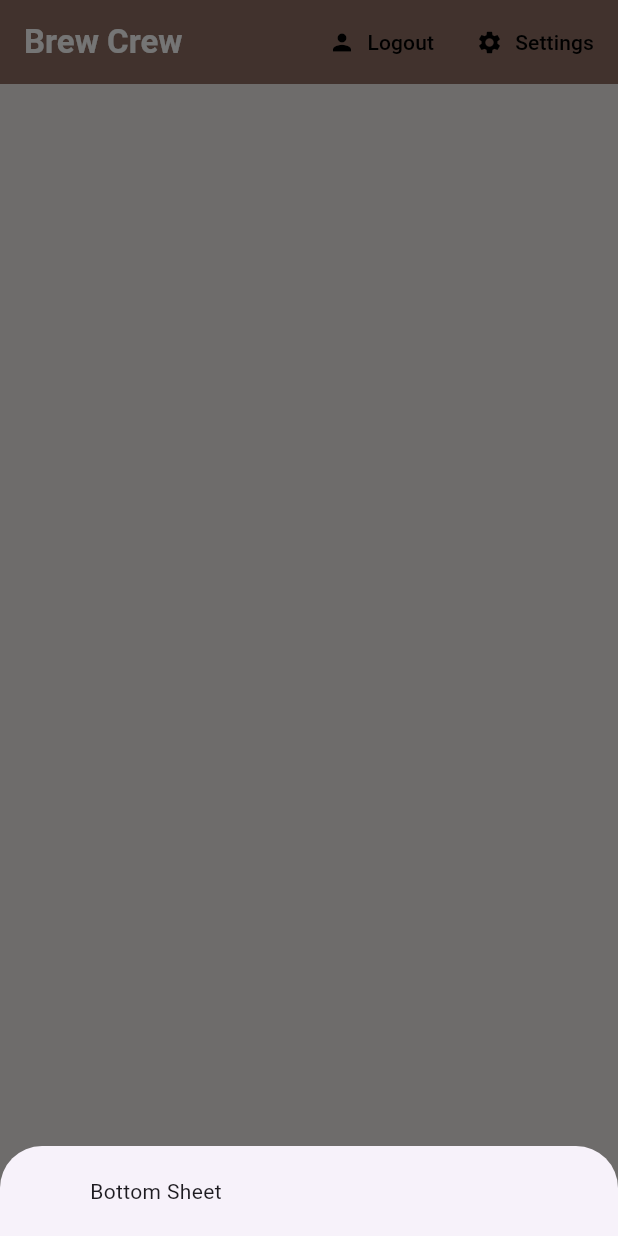
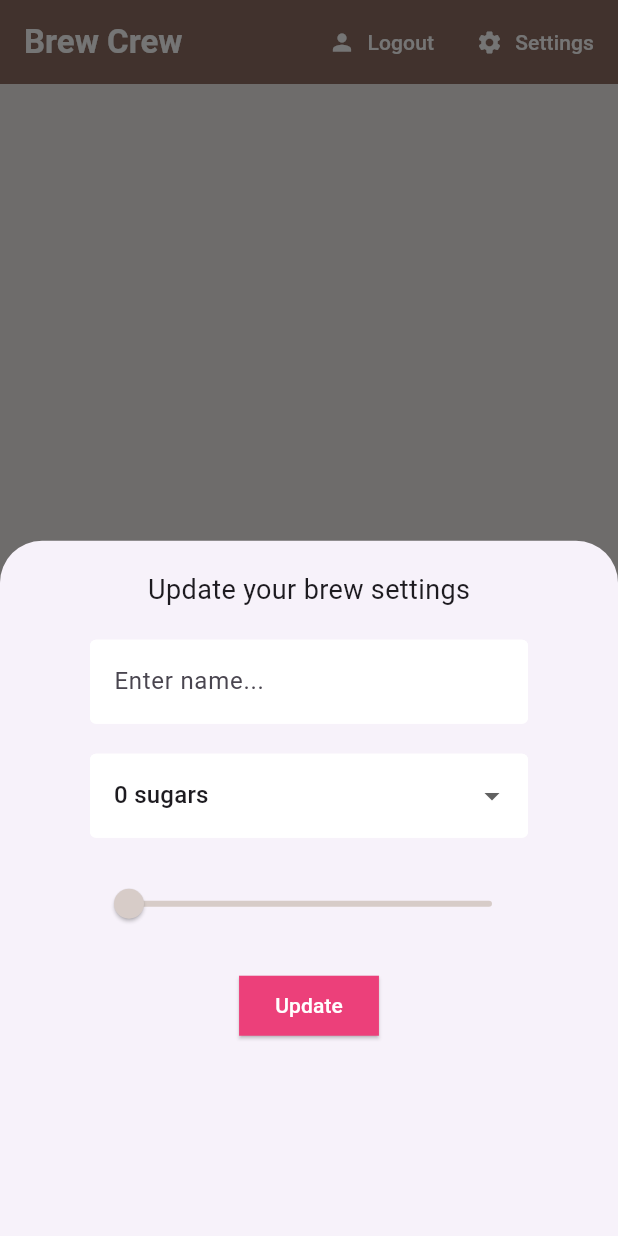
Before and after one commit to FlackCode/FlutterFirebaseLearning, a Flutter app: the screen it shows once a user with an empty profile is signed in, after a tap on "Settings", on a phone screen of 412 x 824 dp. Run offline on Flutter 3.47's test engine with Material 3 defaults, Android fonts, the phone set to English and light mode, and no system bars; our stand-ins replace cloud_firestore, firebase_auth, firebase_core, flutter_spinkit; accounts and stored records are empty.

Commit message:
Finished the settings UI

```diff
--- a/lib/main.dart
+++ b/lib/main.dart
@@ -28,7 +28,7 @@ class MyApp extends StatelessWidget {
     return StreamProvider<MyUser?>.value(
       initialData: null,
       value: AuthService().user,
-      child: MaterialApp(
+      child: const MaterialApp(
         debugShowCheckedModeBanner: false,
         home: Wrapper(),
       ),
--- a/lib/screens/home/home.dart
+++ b/lib/screens/home/home.dart
@@ -1,6 +1,7 @@
 import 'package:cloud_firestore/cloud_firestore.dart';
 import 'package:firebasetest/models/brew.dart';
 import 'package:firebasetest/screens/home/brew_list.dart';
+import 'package:firebasetest/screens/home/settings_form.dart';
 import 'package:firebasetest/services/auth.dart';
 import 'package:firebasetest/services/database.dart';
 import 'package:firebasetest/shared/loading.dart';
@@ -20,10 +21,9 @@ class Home extends StatelessWidget {
           constraints: const BoxConstraints(minWidth: 700),
           builder: (context) {
             return Container(
-              padding:
-                  const EdgeInsets.symmetric(vertical: 20.0, horizontal: 60.0),
-              child: const Text('Bottom Sheet'),
-            );
+                padding: const EdgeInsets.symmetric(
+                    vertical: 20.0, horizontal: 60.0),
+                child: SettingsForm());
           });
     }
 
@@ -46,17 +46,17 @@ class Home extends StatelessWidget {
                 },
                 label: const Text(
                   'Logout',
-                  style: TextStyle(color: Colors.black),
+                  style: TextStyle(color: Colors.white),
                 ),
-                icon: const Icon(Icons.person, color: Colors.black),
+                icon: const Icon(Icons.person, color: Colors.white),
               ),
               TextButton.icon(
                 onPressed: showSettingsPanel,
                 label: const Text('Settings',
-                    style: TextStyle(color: Colors.black)),
+                    style: TextStyle(color: Colors.white)),
                 icon: const Icon(
                   Icons.settings,
-                  color: Colors.black,
+                  color: Colors.white,
                 ),
               )
             ],
--- /dev/null
+++ b/lib/screens/home/settings_form.dart
@@ -0,0 +1,88 @@
+import 'package:firebasetest/shared/constants.dart';
+import 'package:flutter/material.dart';
+
+class SettingsForm extends StatefulWidget {
+  const SettingsForm({super.key});
+
+  @override
+  State<SettingsForm> createState() => _SettingsFormState();
+}
+
+class _SettingsFormState extends State<SettingsForm> {
+  final _formKey = GlobalKey<FormState>();
+  final List<String> sugars = ['0', '1', '2', '3', '4'];
+
+  String? _currentName;
+  String? _currentSugars;
+  int? _currentStrength;
+
+  @override
+  Widget build(BuildContext context) {
+    return Form(
+        key: _formKey,
+        child: Column(
+          children: [
+            const Text(
+              'Update your brew settings',
+              style: TextStyle(fontSize: 18),
+            ),
+            const SizedBox(
+              height: 20,
+            ),
+            TextFormField(
+              decoration:
+                  textInputDecoration.copyWith(hintText: 'Enter name...'),
+              validator: (value) =>
+                  value!.isEmpty ? 'Please enter a name' : null,
+              onChanged: (value) => setState(() {
+                _currentName = value;
+              }),
+            ),
+            const SizedBox(
+              height: 20,
+            ),
+            DropdownButtonFormField(
+                decoration: textInputDecoration,
+                value: _currentSugars ?? '0',
+                items: sugars.map((sugar) {
+                  return DropdownMenuItem(
+                      value: sugar, child: Text('$sugar sugars'));
+                }).toList(),
+                onChanged: (value) => setState(() {
+                      _currentSugars = value;
+                    })),
+            const SizedBox(
+              height: 20,
+            ),
+            Slider(
+              inactiveColor: Colors.brown[_currentStrength ?? 100],
+              activeColor: Colors.brown[_currentStrength ?? 100],
+              value: (_currentStrength ?? 100).toDouble(),
+              onChanged: (value) => setState(() {
+                _currentStrength = value.round();
+              }),
+              min: 100,
+              max: 900,
+              divisions: 8,
+            ),
+            const SizedBox(
+              height: 20,
+            ),
+            ElevatedButton(
+                style: ButtonStyle(
+                  shape: WidgetStateProperty.all(RoundedRectangleBorder(
+                      borderRadius: BorderRadius.circular(0))),
+                  backgroundColor:
+                      WidgetStateProperty.all<Color?>(Colors.pink[400]),
+                ),
+                onPressed: () async {
+                  print('$_currentName\n$_currentSugars\n$_currentStrength');
+                },
+                child: const Text(
+                  'Update',
+                  style: TextStyle(color: Colors.white),
+                ))
+          ],
+        ));
+  }
+}
```
